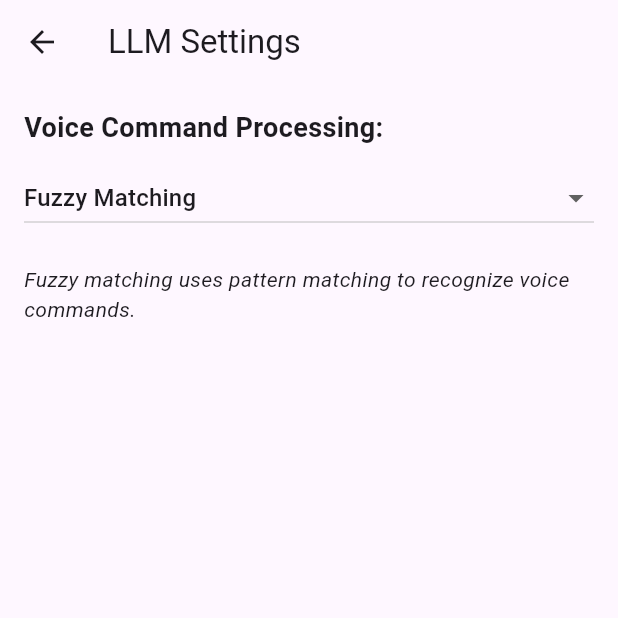
After one commit to meyskens/fahrplan, a Flutter app: the SettingsPage screen opened directly, after a tap on "LLM", on a phone screen of 412 x 824 dp, the top half of it. The commit adds this screen. Run offline on Flutter 3.47's test engine with Material 3 defaults, Android fonts, the phone set to English and light mode, and no system bars; our stand-ins replace audio_service, flutter_blue_plus, flutter_local_notifications, flutter_native_timezone_latest, hive, hive_flutter and 3 more; missing offline and left inert: android_package_manager, audio_session, chaleno, dart_openai, device_calendar, duration_picker and 11 more; accounts and stored records are empty; statements that could not run were skipped.

Commit message:
Add LLM based voice control

```diff
--- /dev/null
+++ b/lib/screens/settings/llm_screen.dart
@@ -0,0 +1,155 @@
+import 'package:flutter/material.dart';
+import 'package:shared_preferences/shared_preferences.dart';
+
+class LLMSettingsPage extends StatefulWidget {
+  const LLMSettingsPage({super.key});
+
+  @override
+  LLMSettingsPageState createState() => LLMSettingsPageState();
+}
+
+class LLMSettingsPageState extends State<LLMSettingsPage> {
+  String? _voiceCommandMode;
+
+  final _llmUrlController = TextEditingController();
+  final _llmApiKeyController = TextEditingController();
+  final _llmModelController = TextEditingController();
+
+  @override
+  void initState() {
+    super.initState();
+    _loadSettings();
+  }
+
+  Future<void> _loadSettings() async {
+    SharedPreferences prefs = await SharedPreferences.getInstance();
+    setState(() {
+      _voiceCommandMode = prefs.getString('voice_command_mode') ?? 'fuzzy';
+      _llmUrlController.text = prefs.getString('llm_api_url') ?? '';
+      _llmApiKeyController.text = prefs.getString('llm_api_key') ?? '';
+      _llmModelController.text = prefs.getString('llm_model') ?? '';
+    });
+  }
+
+  Future<void> _saveVoiceCommandMode(String mode) async {
+    setState(() {
+      _voiceCommandMode = mode;
+    });
+    SharedPreferences prefs = await SharedPreferences.getInstance();
+    await prefs.setString('voice_command_mode', mode);
+  }
+
+  Future<void> _saveLLMSettings() async {
+    try {
+      if (_llmUrlController.text.isEmpty) {
+        throw Exception("API URL is required");
+      }
+      if (_llmModelController.text.isEmpty) {
+        throw Exception("Model is required");
+      }
+
+      SharedPreferences prefs = await SharedPreferences.getInstance();
+      await prefs.setString('voice_command_mode', _voiceCommandMode!);
+      await prefs.setString('llm_api_url', _llmUrlController.text);
+      await prefs.setString('llm_api_key', _llmApiKeyController.text);
+      await prefs.setString('llm_model', _llmModelController.text);
+
+      ScaffoldMessenger.of(context).showSnackBar(
+        SnackBar(content: Text('LLM configuration saved!')),
+      );
+    } catch (e) {
+      ScaffoldMessenger.of(context).showSnackBar(
+        SnackBar(content: Text('Error ${e.toString()}')),
+      );
+    }
+  }
+
+  @override
+  Widget build(BuildContext context) {
+    final llmOpts = [
+      Text('LLM Server Details:', style: TextStyle(fontSize: 18)),
+      SizedBox(height: 10),
+      TextField(
+        decoration: InputDecoration(
+          labelText: 'API URL',
+        ),
+        controller: _llmUrlController,
+      ),
+      SizedBox(height: 10),
+      TextField(
+        decoration: InputDecoration(
+          labelText: 'API Key',
+        ),
+        controller: _llmApiKeyController,
+        obscureText: true,
+      ),
+      SizedBox(height: 10),
+      TextField(
+        decoration: InputDecoration(
+          labelText: 'Model',
+        ),
+        controller: _llmModelController,
+      ),
+      SizedBox(height: 20),
+      ElevatedButton(
+        onPressed: _saveLLMSettings,
+        style: ElevatedButton.styleFrom(
+          minimumSize: Size(double.infinity, 36),
+        ),
+        child: Text('Save LLM Configuration'),
+      ),
+    ];
+
+    return Scaffold(
+      appBar: AppBar(
+        title: Text('LLM Settings'),
+      ),
+      body: SingleChildScrollView(
+        child: Padding(
+          padding: const EdgeInsets.all(16.0),
+          child: Column(
+            crossAxisAlignment: CrossAxisAlignment.start,
+            children: [
+              Text('Voice Command Processing:',
+                  style: TextStyle(fontSize: 18, fontWeight: FontWeight.bold)),
+              SizedBox(height: 10),
+              DropdownButton(
+                value: _voiceCommandMode,
+                onChanged: (String? newValue) =>
+                    _saveVoiceCommandMode(newValue!),
+                isExpanded: true,
+                items: [
+                  DropdownMenuItem(
+                    value: "fuzzy",
+                    child: Text("Fuzzy Matching"),
+                  ),
+                  DropdownMenuItem(
+                    value: "llm",
+                    child: Text("LLM (Language Model)"),
+                  ),
+                ],
+              ),
+              SizedBox(height: 20),
+              Text(
+                _voiceCommandMode == "fuzzy"
+                    ? 'Fuzzy matching uses pattern matching to recognize voice commands.'
+                    : 'LLM uses a language model to understand natural language commands.',
+                style: TextStyle(fontSize: 14, fontStyle: FontStyle.italic),
+              ),
+              SizedBox(height: 30),
+              if (_voiceCommandMode == "llm") ...llmOpts,
+            ],
+          ),
+        ),
+      ),
+    );
+  }
+
+  @override
+  void dispose() {
+    _llmUrlController.dispose();
+    _llmApiKeyController.dispose();
+    _llmModelController.dispose();
+    super.dispose();
+  }
+}
--- a/lib/screens/settings_screen.dart
+++ b/lib/screens/settings_screen.dart
@@ -1,6 +1,7 @@
 import 'package:fahrplan/screens/settings/dashboard_screen.dart';
 import 'package:fahrplan/screens/settings/debug_screen.dart';
 import 'package:fahrplan/screens/settings/homeassistant_screen.dart';
+import 'package:fahrplan/screens/settings/llm_screen.dart';
 import 'package:fahrplan/screens/settings/notifications_screen.dart';
 import 'package:fahrplan/screens/settings/traewelling_screen.dart';
 import 'package:fahrplan/screens/settings/ui_settings.dart';
@@ -106,6 +107,22 @@ class SettingsPage extends StatelessWidget {
           ListTile(
             title: Row(
               children: [
+                Icon(Icons.android),
+                SizedBox(width: 10),
+                Text('LLM'),
+              ],
+            ),
+            trailing: Icon(Icons.chevron_right),
+            onTap: () {
+              Navigator.push(
+                context,
+                MaterialPageRoute(builder: (context) => LLMSettingsPage()),
+              );
+            },
+          ),
+          ListTile(
+            title: Row(
+              children: [
                 Icon(Icons.brush),
                 SizedBox(width: 10),
                 Text('UI'),
--- a/lib/voice/voicecontrol.dart
+++ b/lib/voice/voicecontrol.dart
@@ -3,6 +3,7 @@ import 'dart:typed_data';
 
 import 'package:fahrplan/services/bluetooth_manager.dart';
 import 'package:fahrplan/services/bluetooth_reciever.dart';
+import 'package:fahrplan/services/llm_service.dart';
 import 'package:fahrplan/services/whisper.dart';
 import 'package:fahrplan/utils/lc3.dart';
 import 'package:fahrplan/voice/module.dart';
@@ -11,6 +12,7 @@ import 'package:fahrplan/voice/modules/music.dart';
 import 'package:fahrplan/voice/modules/webview.dart';
 import 'package:flutter/foundation.dart';
 import 'package:fuzzywuzzy/fuzzywuzzy.dart';
+import 'package:shared_preferences/shared_preferences.dart';
 
 class CommandMatch {
   final VoiceCommand command;
@@ -102,7 +104,7 @@ class Voicecontrol {
         voiceTimer?.cancel();
 
         voiceTimer = Timer(Duration(milliseconds: 1300), () async {
-          final matchedCommand = _findBestCommand(lastTranscription);
+          final matchedCommand = await _findBestCommandAsync(lastTranscription);
           if (matchedCommand != null) {
             isListening = false;
             timeoutTimer?.cancel();
@@ -128,7 +130,7 @@ class Voicecontrol {
   }
 
   Future<void> launch(String transcription) async {
-    final matchedCommand = _findBestCommand(transcription);
+    final matchedCommand = await _findBestCommandAsync(transcription);
     if (matchedCommand == null) {
       await bt.sendText('Command "$transcription" not recognised');
     }
@@ -201,6 +203,37 @@ class Voicecontrol {
     return bestMatch?.command;
   }
 
+  Future<VoiceCommand?> _findBestCommandAsync(String transcription) async {
+    final prefs = await SharedPreferences.getInstance();
+    final mode = prefs.getString('voice_command_mode') ?? 'fuzzy';
+
+    if (mode == 'llm') {
+      // Build list of all available commands with their trigger phrases
+      final commandMap = <String, VoiceCommand>{};
+      for (VoiceModule module in modules) {
+        for (VoiceCommand command in module.commands) {
+          commandMap[command.command] = command;
+        }
+      }
+
+      final availableCommands = commandMap.keys.toList();
+      final matchedCommand =
+          await LLMService.matchCommand(transcription, availableCommands);
+
+      if (matchedCommand != null && commandMap.containsKey(matchedCommand)) {
+        debugPrint('LLM matched: $matchedCommand');
+        return commandMap[matchedCommand];
+      } else {
+        debugPrint('LLM found no match, falling back to fuzzy matching');
+        // Fall back to fuzzy matching if LLM fails
+        return _findBestCommand(transcription);
+      }
+    } else {
+      // Use fuzzy matching
+      return _findBestCommand(transcription);
+    }
+  }
+
   String _prepareTranscript(String transcription) {
     transcription = transcription.replaceAll(RegExp(r'\[.*?\]'), '');
     transcription = transcription.replaceAll(RegExp(r' {2,}'), ' ');
```
Also changed, not shown: lib/services/llm_service.dart (added, +119 -0 lines).
